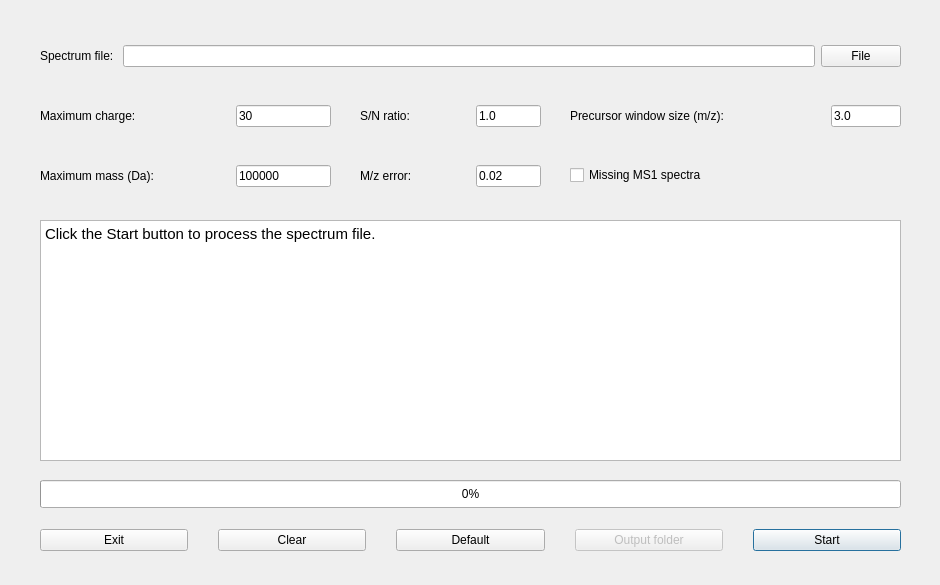
This is src/gui/topfd/topfddialog.ui in toppic-suite/toppic-suite as Qt 5 draws it before an edit. The edited form follows.
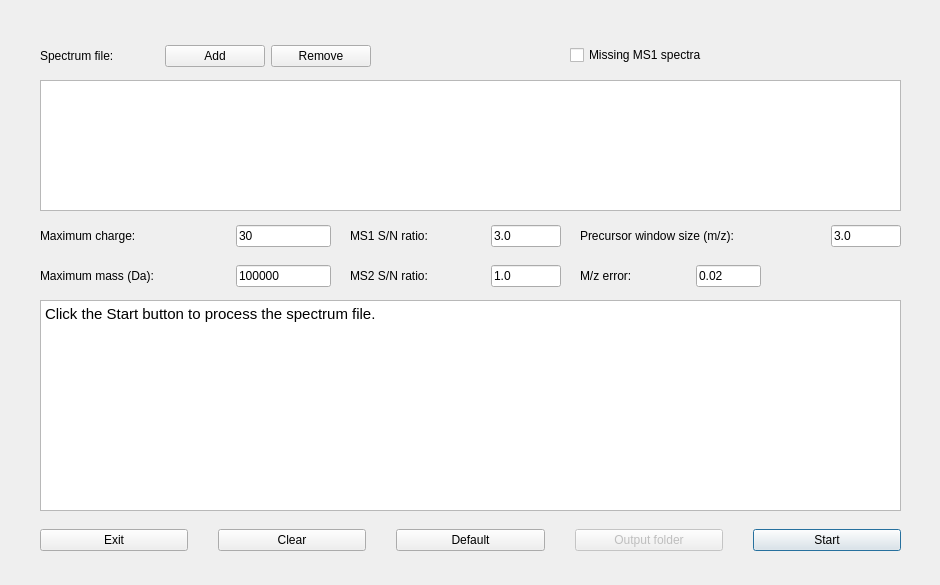
This is the edited form. Icons and pictures are not drawn.

The edit to the form file:
```diff
--- a/src/gui/topfd/topfddialog.ui
+++ b/src/gui/topfd/topfddialog.ui
@@ -43,7 +43,7 @@
     <rect>
      <x>40</x>
      <y>40</y>
-     <width>861</width>
+     <width>331</width>
      <height>32</height>
     </rect>
    </property>
@@ -56,16 +56,40 @@
      </widget>
     </item>
     <item>
-     <widget class="QLineEdit" name="fileEdit">
-      <property name="readOnly">
-       <bool>true</bool>
+     <widget class="QPushButton" name="addButton">
+      <property name="minimumSize">
+       <size>
+        <width>100</width>
+        <height>0</height>
+       </size>
+      </property>
+      <property name="maximumSize">
+       <size>
+        <width>100</width>
+        <height>16777215</height>
+       </size>
+      </property>
+      <property name="text">
+       <string>Add</string>
       </property>
      </widget>
     </item>
     <item>
-     <widget class="QPushButton" name="fileButton">
+     <widget class="QPushButton" name="delButton">
+      <property name="minimumSize">
+       <size>
+        <width>100</width>
+        <height>0</height>
+       </size>
+      </property>
+      <property name="maximumSize">
+       <size>
+        <width>100</width>
+        <height>16777215</height>
+       </size>
+      </property>
       <property name="text">
-       <string>File</string>
+       <string>Remove</string>
       </property>
      </widget>
     </item>
@@ -75,7 +99,7 @@
    <property name="geometry">
     <rect>
      <x>40</x>
-     <y>100</y>
+     <y>220</y>
      <width>291</width>
      <height>32</height>
     </rect>
@@ -110,7 +134,7 @@
       </property>
       <property name="minimumSize">
        <size>
-        <width>0</width>
+        <width>80</width>
         <height>0</height>
        </size>
       </property>
@@ -131,7 +155,7 @@
    <property name="geometry">
     <rect>
      <x>40</x>
-     <y>160</y>
+     <y>260</y>
      <width>291</width>
      <height>32</height>
     </rect>
@@ -174,8 +198,8 @@
   <widget class="QWidget" name="horizontalLayoutWidget_4">
    <property name="geometry">
     <rect>
-     <x>360</x>
-     <y>160</y>
+     <x>580</x>
+     <y>260</y>
      <width>181</width>
      <height>32</height>
     </rect>
@@ -218,9 +242,9 @@
   <widget class="QWidget" name="horizontalLayoutWidget_5">
    <property name="geometry">
     <rect>
-     <x>360</x>
-     <y>100</y>
-     <width>181</width>
+     <x>350</x>
+     <y>220</y>
+     <width>211</width>
      <height>32</height>
     </rect>
    </property>
@@ -234,7 +258,7 @@
        </size>
       </property>
       <property name="text">
-       <string>S/N ratio: </string>
+       <string>MS1 S/N ratio: </string>
       </property>
      </widget>
     </item>
@@ -253,7 +277,7 @@
        </size>
       </property>
       <property name="text">
-       <string>1.0</string>
+       <string>3.0</string>
       </property>
      </widget>
     </item>
@@ -263,7 +287,7 @@
    <property name="geometry">
     <rect>
      <x>570</x>
-     <y>160</y>
+     <y>40</y>
      <width>331</width>
      <height>31</height>
     </rect>
@@ -361,9 +385,9 @@
   <widget class="QWidget" name="horizontalLayoutWidget_8">
    <property name="geometry">
     <rect>
-     <x>570</x>
-     <y>100</y>
-     <width>331</width>
+     <x>580</x>
+     <y>220</y>
+     <width>321</width>
      <height>32</height>
     </rect>
    </property>
@@ -406,9 +430,9 @@
    <property name="geometry">
     <rect>
      <x>40</x>
-     <y>220</y>
+     <y>300</y>
      <width>861</width>
-     <height>241</height>
+     <height>211</height>
     </rect>
    </property>
    <property name="html">
@@ -419,24 +443,47 @@
 &lt;p style=&quot; margin-top:0px; margin-bottom:0px; margin-left:0px; margin-right:0px; -qt-block-indent:0; text-indent:0px;&quot;&gt;Click the Start button to process the spectrum file.&lt;/p&gt;&lt;/body&gt;&lt;/html&gt;</string>
    </property>
   </widget>
-  <widget class="QProgressBar" name="progressBar">
+  <widget class="QWidget" name="horizontalLayoutWidget_9">
+   <property name="geometry">
+    <rect>
+     <x>350</x>
+     <y>260</y>
+     <width>211</width>
+     <height>32</height>
+    </rect>
+   </property>
+   <layout class="QHBoxLayout" name="horizontalLayout_8">
+    <item>
+     <widget class="QLabel" name="label_7">
+      <property name="text">
+       <string>MS2 S/N ratio:</string>
+      </property>
+     </widget>
+    </item>
+    <item>
+     <widget class="QLineEdit" name="ms2snRatioEdit">
+      <property name="maximumSize">
+       <size>
+        <width>70</width>
+        <height>16777215</height>
+       </size>
+      </property>
+      <property name="text">
+       <string>1.0</string>
+      </property>
+     </widget>
+    </item>
+   </layout>
+  </widget>
+  <widget class="QListWidget" name="listWidget">
    <property name="geometry">
     <rect>
      <x>40</x>
-     <y>480</y>
+     <y>80</y>
      <width>861</width>
-     <height>28</height>
+     <height>131</height>
     </rect>
    </property>
-   <property name="autoFillBackground">
-    <bool>false</bool>
-   </property>
-   <property name="value">
-    <number>0</number>
-   </property>
-   <property name="textVisible">
-    <bool>true</bool>
-   </property>
   </widget>
  </widget>
  <resources>
```
Left out of the diff: 2 changed lines with no effect on the pictures.
